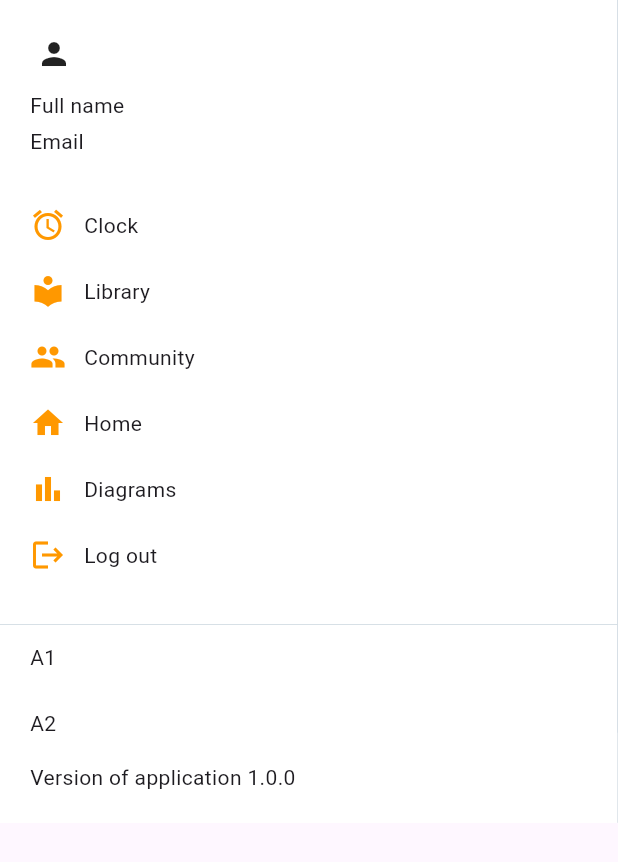
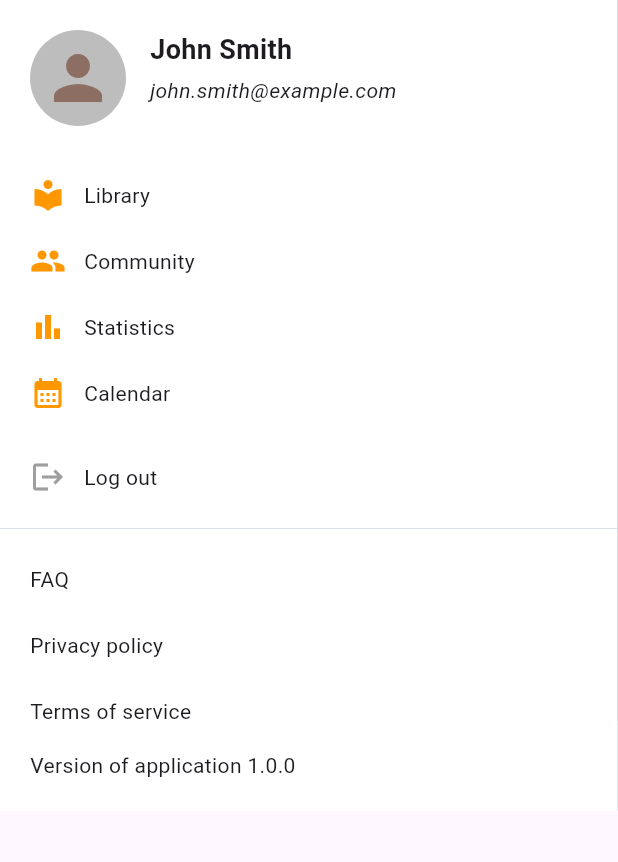
Before and after one commit to LanarsInc/sliding-drawer, a Flutter app: the SideMenu widget shown alone on an empty page, opened directly with empty values, on a phone screen of 412 x 824 dp. Shown: the top 862 px of the screen. Run offline on Flutter 3.47's test engine with Material 2 defaults, Android fonts, the phone set to English and light mode, and no system bars.

Commit message:
Simplify and improve example UI

```diff
--- a/example/lib/side_menu.dart
+++ b/example/lib/side_menu.dart
@@ -9,7 +9,7 @@ class SideMenu extends StatefulWidget {
   }) : super(key: key);
 
   @override
-  _SideMenuState createState() => _SideMenuState();
+  State<SideMenu> createState() => _SideMenuState();
 }
 
 class _SideMenuState extends State<SideMenu> {
@@ -17,12 +17,12 @@ class _SideMenuState extends State<SideMenu> {
   Widget build(BuildContext context) {
     return Material(
       child: Container(
-        decoration: BoxDecoration(
+        decoration: const BoxDecoration(
           color: Colors.white,
           border: Border(
             right: BorderSide(
               color: Color(0xFFCAD5DD),
-              width: .5,
+              width: 0.5,
             ),
           ),
         ),
@@ -34,65 +34,105 @@ class _SideMenuState extends State<SideMenu> {
                   padding: const EdgeInsets.symmetric(vertical: 20),
                   child: Column(
                     children: [
-                      header(),
-                      menuContent(),
-                      communityReferences(),
+                      _MenuHeader(onPress: widget.onAction),
+                      _MenuContent(onPress: widget.onAction),
+                      _MenuFooter(onPress: widget.onAction),
                       const SizedBox(height: 24),
                     ],
                   ),
                 ),
               ),
-              applicationVersion(),
+              const _AppVersion(),
             ],
           ),
         ),
       ),
     );
   }
+}
 
-  Widget header() {
+class _MenuHeader extends StatelessWidget {
+  const _MenuHeader({
+    super.key,
+    this.onPress,
+  });
+
+  final VoidCallback? onPress;
+
+  @override
+  Widget build(BuildContext context) {
     return Padding(
       padding: const EdgeInsets.symmetric(horizontal: 20),
       child: GestureDetector(
-        onTap: () {
-          widget.onAction();
-          //dispatcher(ChangeTabIndexAction(TAB_INDEX_MY_PROFILE));
-        },
+        onTap: onPress,
         child: Align(
           alignment: Alignment.topLeft,
-          child: Column(
+          child: Row(
             crossAxisAlignment: CrossAxisAlignment.start,
             children: [
-              Container(
-                width: 32,
-                height: 32,
-                child: ClipRRect(
-                  borderRadius: BorderRadius.circular(16),
-                  child: Icon(
+              ClipRRect(
+                borderRadius: BorderRadius.circular(32),
+                child: Container(
+                  width: 64,
+                  height: 64,
+                  color: const Color(0xFFBDBDBD),
+                  child: const Icon(
                     Icons.person,
+                    size: 48,
+                    color: Color(0xFF8D6E63),
                   ),
                 ),
               ),
-              const SizedBox(height: 8),
-              Text(
-                'Full name',
+              const SizedBox(width: 16),
+              const Expanded(
+                child: Column(
+                  mainAxisSize: MainAxisSize.min,
+                  mainAxisAlignment: MainAxisAlignment.spaceBetween,
+                  crossAxisAlignment: CrossAxisAlignment.start,
+                  children: [
+                    Text(
+                      'John Smith',
+                      style: TextStyle(
+                        fontSize: 18,
+                        fontWeight: FontWeight.w700,
+                      ),
+                    ),
+                    SizedBox(height: 4),
+                    Text(
+                      'john.smith@example.com',
+                      style: TextStyle(
+                        fontSize: 14,
+                        fontStyle: FontStyle.italic,
+                      ),
+                    ),
+                  ],
+                ),
               ),
-              const SizedBox(height: 4),
-              Text('Email'),
             ],
           ),
         ),
       ),
     );
   }
+}
 
-  Widget menuContent() {
+
+class _MenuContent extends StatelessWidget {
+  const _MenuContent({
+    super.key,
+    required this.onPress,
+  });
+
+  final VoidCallback onPress;
+
+  @override
+  Widget build(BuildContext context) {
     return Container(
-      decoration: BoxDecoration(
+      decoration: const BoxDecoration(
         border: Border(
           bottom: BorderSide(
             color: Color(0xFFCAD5DD),
-            width: .5,
+            width: 0.5,
           ),
         ),
       ),
@@ -101,92 +141,100 @@ class _SideMenuState extends State<SideMenu> {
         child: Column(
           children: [
             const SizedBox(height: 24),
-            menuItem(
-              'Clock',
-              Icons.access_alarms,
-              () {
-                widget.onAction();
-              },
+            _MenuItem(
+              text: 'Library',
+              icon: Icons.local_library,
+              onPress: onPress,
             ),
-            menuItem(
-              'Library',
-              Icons.local_library,
-              () {
-                widget.onAction();
-              },
+            _MenuItem(
+              text: 'Community',
+              icon: Icons.people,
+              onPress: onPress,
             ),
-            menuItem(
-              'Community',
-              Icons.people,
-              () {
-                widget.onAction();
-              },
+            _MenuItem(
+              text: 'Statistics',
+              icon: Icons.bar_chart,
+              onPress: onPress,
             ),
-            menuItem(
-              'Home',
-              Icons.home,
-              () async {
-                widget.onAction();
-                await openEmailChooser();
-              },
+            _MenuItem(
+              text: 'Calendar',
+              icon: Icons.calendar_month,
+              onPress: onPress,
             ),
-            menuItem(
-              'Diagrams',
-              Icons.bar_chart,
-              () async {
-                widget.onAction();
-              },
+            const SizedBox(height: 12),
+            _MenuItem(
+              text: 'Log out',
+              icon: Icons.logout,
+              iconColor: Color(0xFF9E9E9E),
+              onPress: onPress,
             ),
-            menuItem(
-              'Log out',
-              Icons.logout,
-              () async {
-
-              },
-            ),
-            const SizedBox(height: 24),
+            const SizedBox(height: 12),
           ],
         ),
       ),
     );
   }
+}
 
-  Widget communityReferences() {
+class _MenuFooter extends StatelessWidget {
+  const _MenuFooter({
+    super.key,
+    required this.onPress,
+  });
+
+  final VoidCallback onPress;
+
+  @override
+  Widget build(BuildContext context) {
     return Padding(
       padding: const EdgeInsets.symmetric(horizontal: 20),
       child: Column(
         children: [
-          menuItem(
-            'A1',
-            null,
-            () {
-              widget.onAction();
-            },
+          const SizedBox(height: 12),
+          _MenuItem(
+            text: 'FAQ',
+            onPress: onPress,
           ),
-          menuItem(
-            'A2',
-            null,
-            () {
-              widget.onAction();
-
-            },
+          _MenuItem(
+            text: 'Privacy policy',
+            onPress: onPress,
+          ),
+          _MenuItem(
+            text: 'Terms of service',
+            onPress: onPress,
           ),
         ],
       ),
     );
   }
+}
 
-  Widget menuItem(String text, IconData? icon, Function onPress) {
+class _MenuItem extends StatelessWidget {
+  const _MenuItem({
+    super.key,
+    required this.text,
+    this.icon,
+    this.iconColor,
+    required this.onPress,
+  });
+
+  final String text;
+  final IconData? icon;
+  final Color? iconColor;
+  final VoidCallback onPress;
+
+  @override
+  Widget build(BuildContext context) {
     return InkWell(
-      onTap: onPress as void Function()?,
-      child: Container(
+      onTap: onPress,
+      child: SizedBox(
         height: 44,
         child: Row(
           children: <Widget>[
             if (icon != null) ...[
               Icon(
                 icon,
-                color: Colors.orange,
+                color: iconColor ?? Colors.orange,
               ),
               const SizedBox(width: 12),
             ],
@@ -201,64 +249,23 @@ class _SideMenuState extends State<SideMenu> {
       ),
     );
   }
+}
 
-  Future openEmailChooser() async {
+class _AppVersion extends StatelessWidget {
+  const _AppVersion({
+    super.key,
+  });
 
-  }
-
-  //TODO extract
-  void showConfirmationDialog(String content, Function onYesPress,
-      [String? yesText, String? noText]) {
-    /*final dialog = GenericDialog(
-      content: content,
-      onPositiveButtonPress: onYesPress,
-    );
-
-    showDialog(
-      context: context,
-      builder: (BuildContext context) => dialog,
-    );*/
-  }
-
-  //TODO extract to BLoC
-  void logoutFromServer() async {
-/*    try {
-      showLoadingDialog();
-      final client = await getNetworkClient();
-
-      try {
-        final response = await client.getDio().get('api/logout/');
-
-        dispatcher(PopRouteAction());
-
-        if (response.statusCode == HttpStatus.ok ||
-            response.statusCode == HttpStatus.unauthorized) {
-          dispatcher(LogoutAction());
-        } else {
-          var localizations = AppLocalizations.of(context);
-          SnackBar snackBar = SnackBar(content: Text(localizations!.errorDuringAddBook));
-          ScaffoldMessenger.of(context).showSnackBar(snackBar);
-        }
-      } on DioError catch (derr) {
-        print(derr);
-        if (derr.response?.statusCode == HttpStatus.unauthorized) {
-          dispatcher(LogoutAction());
-        }
-      }
-    } catch (error) {
-      print(error);
-    }*/
-  }
-
-  Widget applicationVersion() {
+  @override
+  Widget build(BuildContext context) {
     return Positioned(
       left: 0,
       right: 0,
       bottom: 0,
       child: Container(
         color: Colors.white,
-        child: Padding(
-          padding: const EdgeInsets.all(20),
+        child: const Padding(
+          padding: EdgeInsets.all(20),
           child: Text(
             'Version of application 1.0.0',
             textAlign: TextAlign.start,
--- a/pubspec.yaml
+++ b/pubspec.yaml
@@ -1,6 +1,6 @@
 name: side_panel_flutter
 description: A starting point for Dart libraries or applications.
-version: 1.0.0
+version: 0.0.1
 
 environment:
   sdk: '>=2.15.0 <4.0.0'
```
Also changed, not shown: example/lib/app_router.dart (deleted, +0 -34 lines), example/lib/main.dart (+7 -8 lines), example/lib/main_page.dart (added, +45 -0 lines), example/lib/pages/page_1.dart (deleted, +0 -31 lines), example/lib/pages/page_2.dart (deleted, +0 -14 lines), example/lib/pages/page_3.dart (deleted, +0 -14 lines), example/lib/pages/page_4.dart (deleted, +0 -14 lines), example/lib/pages/page_5.dart (deleted, +0 -14 lines), example/lib/tabs_page.dart (deleted, +0 -153 lines), example/pubspec.yaml (+9 -36 lines), example/assets/flutter_dash.png (added), 2 other files.
